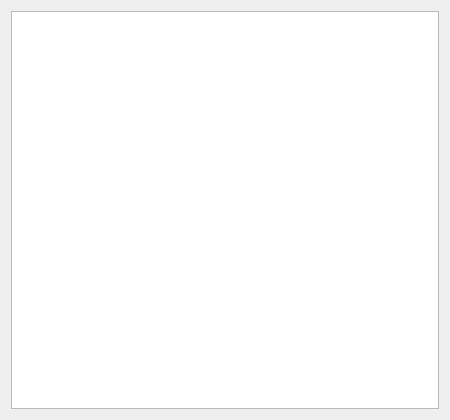
Before: the Qt Designer form videowidget.ui in jjzhang166/DvrUI, drawn with Qt 5.
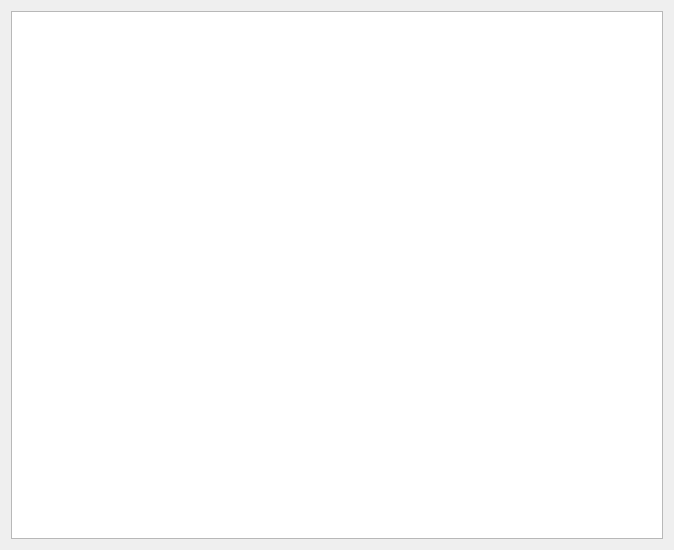
After: the same form once the commit is applied.

```diff
--- a/videowidget.ui
+++ b/videowidget.ui
@@ -6,8 +6,8 @@
    <rect>
     <x>0</x>
     <y>0</y>
-    <width>450</width>
-    <height>420</height>
+    <width>674</width>
+    <height>550</height>
    </rect>
   </property>
   <property name="windowTitle">
```
